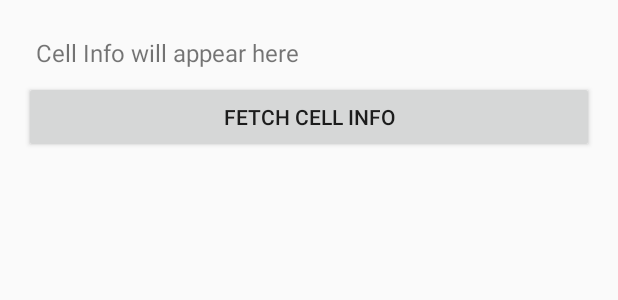
After one commit to Ali-Rammal1/NetworkCellAnalyzer, an Android app built with Jetpack Compose: the layout activity_main.xml on its own in the app's theme, with its tools: preview values and no code run, on a phone screen of 412 x 824 dp. The commit adds this screen. Shown: the top 300 px of the screen. Run offline under Robolectric (Android 15) with nearby library versions, the phone set to English and light mode, and no system bars.

Commit message:
Add main page

```diff
--- a/android/app/src/main/AndroidManifest.xml
+++ b/android/app/src/main/AndroidManifest.xml
@@ -12,6 +12,7 @@
         android:supportsRtl="true"
         android:theme="@style/Theme.NetworkCellAnalyzer"
         tools:targetApi="31">
+
         <activity
             android:name=".MainActivity"
             android:exported="true"
--- a/android/app/src/main/java/com/example/networkcellanalyzer/MainActivity.kt
+++ b/android/app/src/main/java/com/example/networkcellanalyzer/MainActivity.kt
@@ -17,16 +17,8 @@ class MainActivity : ComponentActivity() {
     override fun onCreate(savedInstanceState: Bundle?) {
         super.onCreate(savedInstanceState)
         enableEdgeToEdge()
-        setContent {
-            NetworkCellAnalyzerTheme {
-                Scaffold(modifier = Modifier.fillMaxSize()) { innerPadding ->
-                    Greeting(
-                        name = "Android",
-                        modifier = Modifier.padding(innerPadding)
-                    )
-                }
-            }
-        }
+        setContentView(R.layout.activity_main)
+
     }
 }
 
@@ -36,6 +28,8 @@ fun Greeting(name: String, modifier: Modifier = Modifier) {
         text = "Hello $name!",
         modifier = modifier
     )
+    //val info = getCellInfo(context)
+
 }
 
 @Preview(showBackground = true)
--- /dev/null
+++ b/android/app/src/main/res/layout/activity_main.xml
@@ -0,0 +1,22 @@
+<?xml version="1.0" encoding="utf-8"?>
+<LinearLayout
+    xmlns:android="http://schemas.android.com/apk/res/android"
+    android:layout_width="match_parent"
+    android:layout_height="match_parent"
+    android:orientation="vertical"
+    android:padding="16dp">
+
+    <TextView
+        android:id="@+id/cellInfoText"
+        android:layout_width="match_parent"
+        android:layout_height="wrap_content"
+        android:text="Cell Info will appear here"
+        android:textSize="16sp"
+        android:padding="8dp" />
+
+    <Button
+        android:id="@+id/fetchBtn"
+        android:layout_width="match_parent"
+        android:layout_height="wrap_content"
+        android:text="Fetch Cell Info"/>
+</LinearLayout>
```
